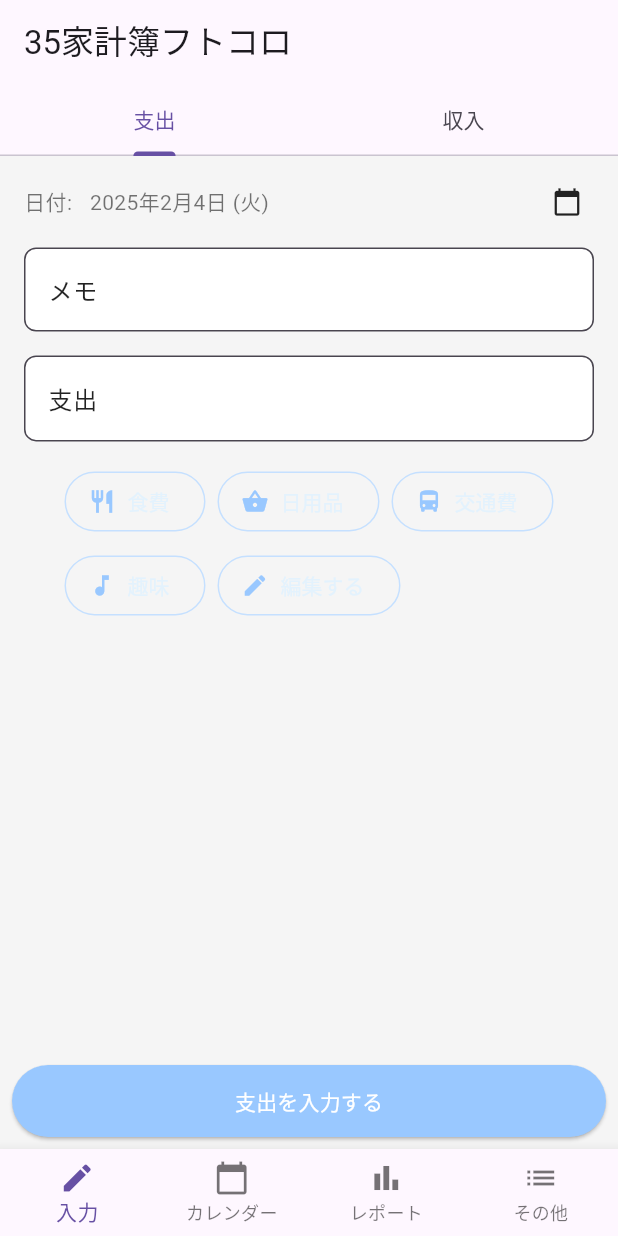
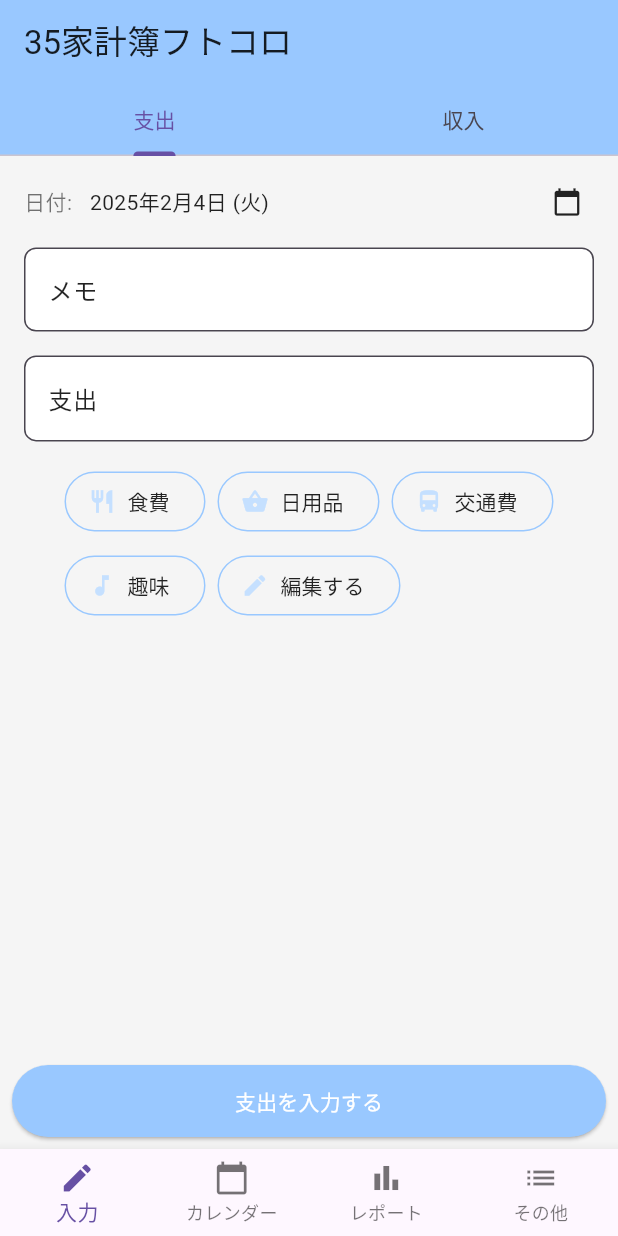
Before and after one commit to shinji1095/kakeibo, a Flutter app: the screen it shows after launch, on a phone screen of 412 x 824 dp. Run offline on Flutter 3.47's test engine with Material 3 defaults, Android fonts, the phone set to English and light mode, and no system bars; our stand-ins replace fl_chart, table_calendar.

Commit message:
feat: AppBarとElevatedButtonにthemeを適用

```diff
--- a/lib/core/thema/app_thema.dart
+++ b/lib/core/thema/app_thema.dart
@@ -5,6 +5,7 @@ class AppTheme {
   // アプリ全体で使用するカラーパレット
   static const Color primaryColor = AppColors.primary;
   static const Color backgroundColor = AppColors.background;
+  static const Color errorColor = AppColors.error;
   static const Color textPrimaryColor = AppColors.textPrimary;
   static const Color textSecondaryColor = AppColors.textSecondary;
 
@@ -13,7 +14,7 @@ class AppTheme {
     primaryColor: primaryColor,
     scaffoldBackgroundColor: backgroundColor,
     textTheme: const TextTheme(
-      bodyLarge: TextStyle(fontSize: 16, color: textPrimaryColor),
+      bodyLarge: TextStyle(fontSize: 16, color: Colors.lightBlue),
       bodyMedium: TextStyle(fontSize: 14, color: textSecondaryColor),
     ),
     elevatedButtonTheme: ElevatedButtonThemeData(
@@ -24,7 +25,7 @@ class AppTheme {
     ),
     outlinedButtonTheme: OutlinedButtonThemeData(
       style: OutlinedButton.styleFrom(
-        foregroundColor: primaryColor,
+        foregroundColor: textPrimaryColor,
         side: const BorderSide(color: primaryColor),
         textStyle: const TextStyle(fontSize: 14),
       ),
@@ -42,7 +43,11 @@ class AppTheme {
       ),
       labelStyle: TextStyle(color: textPrimaryColor),
       hintStyle: TextStyle(color: textSecondaryColor),
-    )
+    ),
+      appBarTheme: const AppBarTheme(
+        backgroundColor: primaryColor,
+        foregroundColor: textPrimaryColor,
+      )
   );
 
   // ダークテーマ
--- a/lib/presentation/pages/input/input_page.dart
+++ b/lib/presentation/pages/input/input_page.dart
@@ -38,6 +38,7 @@ class _InputPageState extends State<InputPage> with SingleTickerProviderStateMix
     return Scaffold(
       appBar: AppBar(
         title: const Text('35家計簿フトコロ'),
+        // backgroundColor: Colors.blue,
         bottom: TabBar(
           controller: _tabController,
           tabs: const [
@@ -119,7 +120,12 @@ class ExpenseInputView extends StatelessWidget {
                     child: Row(
                       mainAxisAlignment: MainAxisAlignment.spaceBetween,
                       children: const [
-                        Text('2025年2月4日 (火)'),
+                        Text('2025年2月4日 (火)',
+                          style: TextStyle(
+                              fontSize: 14,
+                              color: Colors.black87
+                          ),
+                        ),
                         Icon(Icons.calendar_today, size: 20),
                       ],
                     ),
--- a/lib/presentation/widgets/category_button.dart
+++ b/lib/presentation/widgets/category_button.dart
@@ -18,12 +18,12 @@ class CategoryButton extends StatelessWidget {
       onPressed: () {
         // TODO: カテゴリ選択処理
       },
-      icon: Icon(icon, color: Theme.of(context).primaryColor),
-      label: Text(label),
-      style: OutlinedButton.styleFrom(
-        foregroundColor: Theme.of(context).secondaryHeaderColor,
-        side: const BorderSide(color:AppColors.secondary),
-      ),
+      icon: Icon(icon, color: AppColors.secondary),
+      label: Text(label, style: const TextStyle(color: Colors.black87)),
+      // // style: OutlinedButton.styleFrom(
+      // //   foregroundColor: Theme.of(context).secondaryHeaderColor,
+      // //   side: const BorderSide(color:AppColors.secondary),
+      // ),
     );
   }
 }
```
